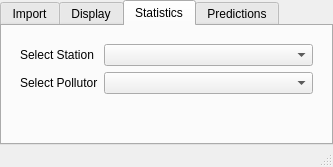
The window that mainwindow.ui (Basanites/Pollutant-Prediction) describes before a commit, drawn with Qt 5.
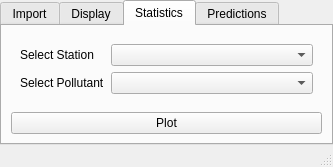
The same window after the commit. The open tabs and pages were chosen to show the change.

The edit to the form file:
```diff
--- a/mainwindow.ui
+++ b/mainwindow.ui
@@ -130,6 +130,24 @@
        </attribute>
        <layout class="QGridLayout" name="gridLayout_4">
         <item row="0" column="0">
+         <widget class="QWidget" name="widget_2" native="true">
+          <layout class="QGridLayout" name="gridLayout_6">
+           <property name="leftMargin">
+            <number>0</number>
+           </property>
+           <property name="topMargin">
+            <number>0</number>
+           </property>
+           <property name="rightMargin">
+            <number>0</number>
+           </property>
+           <property name="bottomMargin">
+            <number>0</number>
+           </property>
+           <property name="spacing">
+            <number>0</number>
+           </property>
+           <item row="0" column="0">
          <widget class="QStackedWidget" name="stackedWidget">
           <property name="currentIndex">
            <number>0</number>
@@ -149,7 +167,7 @@
             <item row="1" column="0">
              <widget class="QLabel" name="label_2">
               <property name="text">
-               <string>Select Pollutor</string>
+                  <string>Select Pollutant</string>
               </property>
              </widget>
             </item>
@@ -159,6 +177,16 @@
            </layout>
           </widget>
           <widget class="QWidget" name="display_page"/>
+            </widget>
+           </item>
+          </layout>
+         </widget>
+        </item>
+        <item row="1" column="0">
+         <widget class="QPushButton" name="plot_button">
+          <property name="text">
+           <string>Plot</string>
+          </property>
          </widget>
         </item>
        </layout>
```
Left out of the diff: 4 changed lines with no effect on the pictures. Lines whose indentation alone changed are shown as unchanged.
